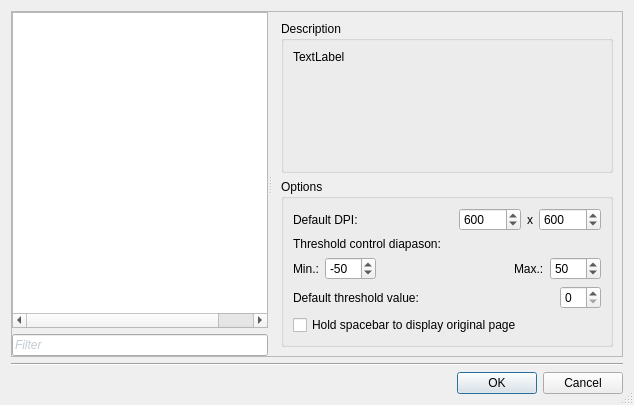
Old version of the form ui/SettingsDialog.ui in the repository ImageProcessing-ElectronicPublications/scantailor-deviant.
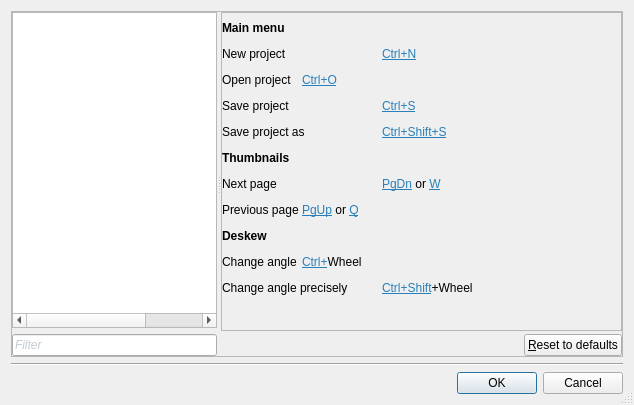
New version of the form. Custom widgets are drawn as their Qt base class.

Commit message:
Hotkey manager in settings
Resolves #13

Known issues:
You have to refresh your page in Select content stage to refresh shortcuts in context menu.

Patch:
```diff
--- a/ui/SettingsDialog.ui
+++ b/ui/SettingsDialog.ui
@@ -181,7 +181,7 @@
        </size>
       </property>
       <property name="currentIndex">
-       <number>18</number>
+       <number>2</number>
       </property>
       <widget class="QWidget" name="pageEmpty">
        <layout class="QVBoxLayout" name="verticalLayout_2"/>
@@ -294,6 +294,123 @@
         </item>
        </layout>
       </widget>
+      <widget class="QWidget" name="pageHotKeysManager">
+       <layout class="QVBoxLayout" name="verticalLayout_28">
+        <property name="spacing">
+         <number>3</number>
+        </property>
+        <property name="leftMargin">
+         <number>0</number>
+        </property>
+        <property name="topMargin">
+         <number>0</number>
+        </property>
+        <property name="rightMargin">
+         <number>0</number>
+        </property>
+        <property name="bottomMargin">
+         <number>0</number>
+        </property>
+        <item>
+         <widget class="QScrollArea" name="scrollArea">
+          <property name="horizontalScrollBarPolicy">
+           <enum>Qt::ScrollBarAlwaysOff</enum>
+          </property>
+          <property name="sizeAdjustPolicy">
+           <enum>QAbstractScrollArea::AdjustToContents</enum>
+          </property>
+          <property name="widgetResizable">
+           <bool>true</bool>
+          </property>
+          <widget class="QWidget" name="scrollAreaWidgetContents">
+           <property name="geometry">
+            <rect>
+             <x>0</x>
+             <y>0</y>
+             <width>420</width>
+             <height>316</height>
+            </rect>
+           </property>
+           <layout class="QVBoxLayout" name="verticalLayout_51">
+            <property name="sizeConstraint">
+             <enum>QLayout::SetMinimumSize</enum>
+            </property>
+            <property name="leftMargin">
+             <number>0</number>
+            </property>
+            <property name="topMargin">
+             <number>0</number>
+            </property>
+            <property name="rightMargin">
+             <number>0</number>
+            </property>
+            <property name="bottomMargin">
+             <number>0</number>
+            </property>
+            <item>
+             <widget class="QLabel" name="lblHotKeyManager">
+              <property name="minimumSize">
+               <size>
+                <width>420</width>
+                <height>0</height>
+               </size>
+              </property>
+              <property name="text">
+               <string notr="true">&lt;!DOCTYPE HTML PUBLIC &quot;-//W3C//DTD HTML 4.0//EN&quot; &quot;http://www.w3.org/TR/REC-html40/strict.dtd&quot;&gt;
+&lt;html&gt;&lt;head&gt;&lt;meta name=&quot;qrichtext&quot; content=&quot;1&quot; /&gt;&lt;style type=&quot;text/css&quot;&gt;
+p, li { white-space: pre-wrap; }
+&lt;/style&gt;&lt;/head&gt;&lt;body style=&quot; font-family:'Sans Serif'; font-size:9pt; font-weight:400; font-style:normal;&quot;&gt;
+&lt;p style=&quot; margin-top:12px; margin-bottom:12px; margin-left:0px; margin-right:0px; -qt-block-indent:0; text-indent:0px;&quot;&gt;&lt;span style=&quot; font-weight:600;&quot;&gt;Main menu&lt;/span&gt;&lt;/p&gt;
+&lt;p style=&quot; margin-top:12px; margin-bottom:12px; margin-left:0px; margin-right:0px; -qt-block-indent:0; text-indent:0px;&quot;&gt;New project		&lt;a href=&quot;#&quot;&gt;&lt;span style=&quot; text-decoration: underline; color:#2980b9;&quot;&gt;Ctrl+N&lt;/span&gt;&lt;/a&gt;&lt;/p&gt;
+&lt;p style=&quot; margin-top:12px; margin-bottom:12px; margin-left:0px; margin-right:0px; -qt-block-indent:0; text-indent:0px;&quot;&gt;Open project 	&lt;a href=&quot;#&quot;&gt;&lt;span style=&quot; text-decoration: underline; color:#2980b9;&quot;&gt;Ctrl+O&lt;/span&gt;&lt;/a&gt;&lt;/p&gt;
+&lt;p style=&quot; margin-top:12px; margin-bottom:12px; margin-left:0px; margin-right:0px; -qt-block-indent:0; text-indent:0px;&quot;&gt;Save project 		&lt;a href=&quot;#&quot;&gt;&lt;span style=&quot; text-decoration: underline; color:#2980b9;&quot;&gt;Ctrl+S&lt;/span&gt;&lt;/a&gt;&lt;/p&gt;
+&lt;p style=&quot; margin-top:12px; margin-bottom:12px; margin-left:0px; margin-right:0px; -qt-block-indent:0; text-indent:0px;&quot;&gt;Save project as 	&lt;a href=&quot;#&quot;&gt;&lt;span style=&quot; text-decoration: underline; color:#2980b9;&quot;&gt;Ctrl+Shift+S&lt;/span&gt;&lt;/a&gt;&lt;/p&gt;
+&lt;p style=&quot; margin-top:12px; margin-bottom:12px; margin-left:0px; margin-right:0px; -qt-block-indent:0; text-indent:0px;&quot;&gt;&lt;span style=&quot; font-weight:600;&quot;&gt;Thumbnails&lt;/span&gt;&lt;/p&gt;
+&lt;p style=&quot; margin-top:12px; margin-bottom:12px; margin-left:0px; margin-right:0px; -qt-block-indent:0; text-indent:0px;&quot;&gt;Next page		&lt;a href=&quot;#&quot;&gt;&lt;span style=&quot; text-decoration: underline; color:#2980b9;&quot;&gt;PgDn&lt;/span&gt;&lt;/a&gt; or &lt;a href=&quot;#&quot;&gt;&lt;span style=&quot; text-decoration: underline; color:#2980b9;&quot;&gt;W&lt;/span&gt;&lt;/a&gt;&lt;/p&gt;
+&lt;p style=&quot; margin-top:12px; margin-bottom:12px; margin-left:0px; margin-right:0px; -qt-block-indent:0; text-indent:0px;&quot;&gt;Previous page	&lt;a href=&quot;#&quot;&gt;&lt;span style=&quot; text-decoration: underline; color:#2980b9;&quot;&gt;PgUp&lt;/span&gt;&lt;/a&gt; or &lt;a href=&quot;#&quot;&gt;&lt;span style=&quot; text-decoration: underline; color:#2980b9;&quot;&gt;Q&lt;/span&gt;&lt;/a&gt;&lt;/p&gt;
+&lt;p style=&quot; margin-top:12px; margin-bottom:12px; margin-left:0px; margin-right:0px; -qt-block-indent:0; text-indent:0px;&quot;&gt;&lt;span style=&quot; font-weight:600;&quot;&gt;Deskew&lt;/span&gt;&lt;/p&gt;
+&lt;p style=&quot; margin-top:12px; margin-bottom:12px; margin-left:0px; margin-right:0px; -qt-block-indent:0; text-indent:0px;&quot;&gt;Change angle	&lt;a href=&quot;#&quot;&gt;&lt;span style=&quot; text-decoration: underline; color:#2980b9;&quot;&gt;Ctrl+&lt;/span&gt;&lt;/a&gt;Wheel&lt;/p&gt;
+&lt;p style=&quot; margin-top:12px; margin-bottom:12px; margin-left:0px; margin-right:0px; -qt-block-indent:0; text-indent:0px;&quot;&gt;Change angle precisely	&lt;a href=&quot;#&quot;&gt;&lt;span style=&quot; text-decoration: underline; color:#2980b9;&quot;&gt;Ctrl+Shift&lt;/span&gt;&lt;/a&gt;+Wheel&lt;/p&gt;
+&lt;p style=&quot;-qt-paragraph-type:empty; margin-top:12px; margin-bottom:12px; margin-left:0px; margin-right:0px; -qt-block-indent:0; text-indent:0px;&quot;&gt;&lt;br /&gt;&lt;/p&gt;&lt;/body&gt;&lt;/html&gt;</string>
+              </property>
+              <property name="textFormat">
+               <enum>Qt::RichText</enum>
+              </property>
+             </widget>
+            </item>
+           </layout>
+          </widget>
+         </widget>
+        </item>
+        <item>
+         <layout class="QHBoxLayout" name="horizontalLayout_9">
+          <property name="spacing">
+           <number>0</number>
+          </property>
+          <item>
+           <spacer name="horizontalSpacer_4">
+            <property name="orientation">
+             <enum>Qt::Horizontal</enum>
+            </property>
+            <property name="sizeHint" stdset="0">
+             <size>
+              <width>40</width>
+              <height>20</height>
+             </size>
+            </property>
+           </spacer>
+          </item>
+          <item>
+           <widget class="QPushButton" name="btnResetHotKeys">
+            <property name="text">
+             <string>&amp;Reset to defaults</string>
+            </property>
+           </widget>
+          </item>
+         </layout>
+        </item>
+       </layout>
+      </widget>
       <widget class="QWidget" name="pageDocking">
        <layout class="QVBoxLayout" name="verticalLayout_34">
         <item>
```
The commit also changes 24 other files.
